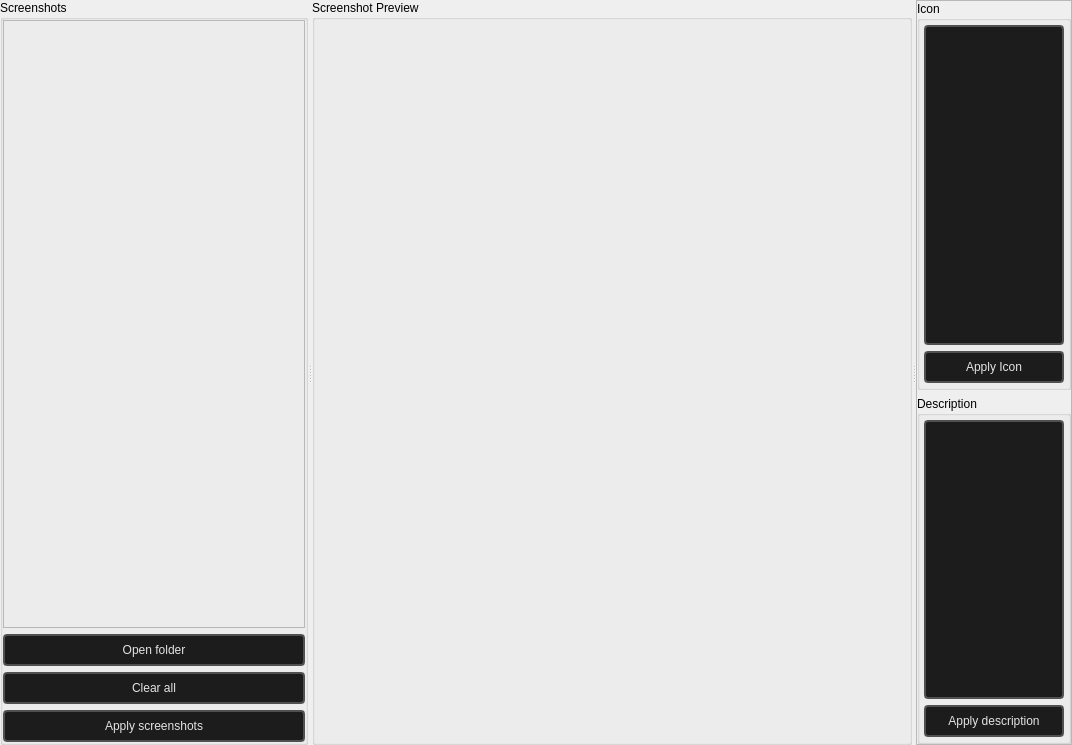
Before: the Qt Designer form loading_editor/loading_editor_mainwindow.ui in dertwist/Hammer5Tools, drawn with Qt 5.
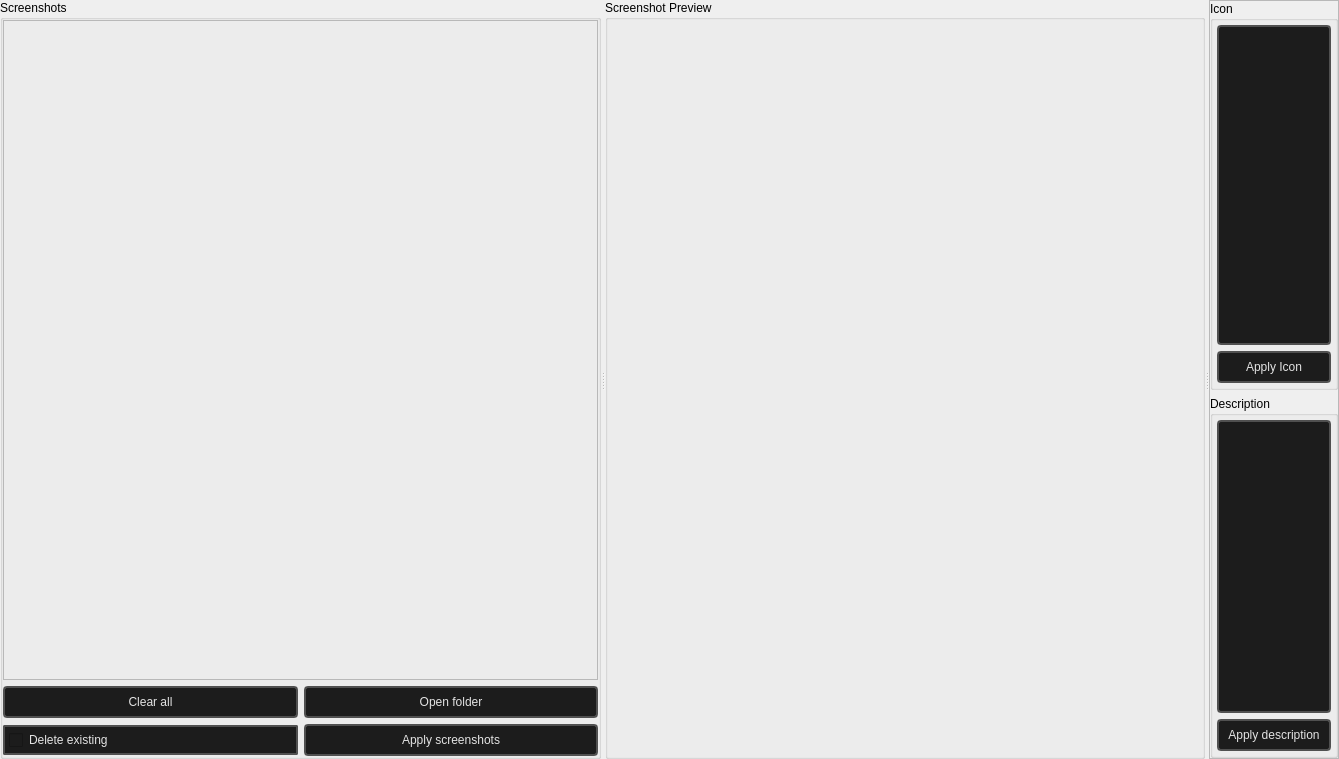
After: the same form once the commit is applied.

Commit message: [Loading Editor] Delete existing button

What changed in the file:
```diff
--- a/loading_editor/loading_editor_mainwindow.ui
+++ b/loading_editor/loading_editor_mainwindow.ui
@@ -6,8 +6,8 @@
    <rect>
     <x>0</x>
     <y>0</y>
-    <width>1072</width>
-    <height>745</height>
+    <width>1339</width>
+    <height>759</height>
    </rect>
   </property>
   <property name="windowTitle">
@@ -91,27 +91,27 @@
         <item>
          <layout class="QVBoxLayout" name="verticalLayout_5">
           <item>
-           <widget class="QPushButton" name="open_folder_button">
-            <property name="minimumSize">
-             <size>
-              <width>0</width>
-              <height>32</height>
-             </size>
-            </property>
-            <property name="toolTip">
-             <string>&lt;!DOCTYPE HTML PUBLIC &quot;-//W3C//DTD HTML 4.0//EN&quot; &quot;http://www.w3.org/TR/REC-html40/strict.dtd&quot;&gt;
+           <layout class="QHBoxLayout" name="horizontalLayout_3">
+            <item>
+             <widget class="QPushButton" name="clear_all_button">
+              <property name="minimumSize">
+               <size>
+                <width>0</width>
+                <height>32</height>
+               </size>
+              </property>
+              <property name="toolTip">
+               <string>&lt;!DOCTYPE HTML PUBLIC &quot;-//W3C//DTD HTML 4.0//EN&quot; &quot;http://www.w3.org/TR/REC-html40/strict.dtd&quot;&gt;
 &lt;html&gt;&lt;head&gt;&lt;meta name=&quot;qrichtext&quot; content=&quot;1&quot; /&gt;&lt;meta charset=&quot;utf-8&quot; /&gt;&lt;style type=&quot;text/css&quot;&gt;
 p, li { white-space: pre-wrap; }
 hr { height: 1px; border-width: 0; }
 li.unchecked::marker { content: &quot;\2610&quot;; }
 li.checked::marker { content: &quot;\2612&quot;; }
 &lt;/style&gt;&lt;/head&gt;&lt;body style=&quot; font-family:'Segoe UI'; font-size:10pt; font-weight:580; font-style:normal;&quot;&gt;
-&lt;p style=&quot; margin-top:12px; margin-bottom:12px; margin-left:0px; margin-right:0px; -qt-block-indent:0; text-indent:0px;&quot;&gt;&lt;span style=&quot; font-size:11pt; font-weight:700;&quot;&gt;Apply images&lt;/span&gt;&lt;/p&gt;
-&lt;p style=&quot; margin-top:12px; margin-bottom:12px; margin-left:0px; margin-right:0px; -qt-block-indent:0; text-indent:0px;&quot;&gt;Applies all images above to the loading screen of the selected addon. &lt;/p&gt;
-&lt;p style=&quot; margin-top:12px; margin-bottom:12px; margin-left:0px; margin-right:0px; -qt-block-indent:0; text-indent:0px;&quot;&gt;Be careful: old images stored in &lt;span style=&quot; font-family:'Courier New';&quot;&gt;game\addons\%addon_name%\panorama\images\map_icons\screenshots\1080p\&lt;/span&gt; will be deleted.&lt;/p&gt;&lt;/body&gt;&lt;/html&gt;</string>
-            </property>
-            <property name="styleSheet">
-             <string notr="true">    QLabel {
+&lt;p style=&quot;-qt-paragraph-type:empty; margin-top:12px; margin-bottom:12px; margin-left:0px; margin-right:0px; -qt-block-indent:0; text-indent:0px;&quot;&gt;&lt;br /&gt;&lt;/p&gt;&lt;/body&gt;&lt;/html&gt;</string>
+              </property>
+              <property name="styleSheet">
+               <string notr="true">    QLabel {
         font-family: Sergo UI;
         color: #9D9D9D;
     }
@@ -143,34 +143,32 @@
         margin-right: 2px;
 
     }</string>
-            </property>
-            <property name="text">
-             <string>Open folder</string>
-            </property>
-           </widget>
-          </item>
-          <item>
-           <widget class="QPushButton" name="clear_all_button">
-            <property name="minimumSize">
-             <size>
-              <width>0</width>
-              <height>32</height>
-             </size>
-            </property>
-            <property name="toolTip">
-             <string>&lt;!DOCTYPE HTML PUBLIC &quot;-//W3C//DTD HTML 4.0//EN&quot; &quot;http://www.w3.org/TR/REC-html40/strict.dtd&quot;&gt;
+              </property>
+              <property name="text">
+               <string>Clear all</string>
+              </property>
+             </widget>
+            </item>
+            <item>
+             <widget class="QPushButton" name="open_folder_button">
+              <property name="minimumSize">
+               <size>
+                <width>0</width>
+                <height>32</height>
+               </size>
+              </property>
+              <property name="toolTip">
+               <string>&lt;!DOCTYPE HTML PUBLIC &quot;-//W3C//DTD HTML 4.0//EN&quot; &quot;http://www.w3.org/TR/REC-html40/strict.dtd&quot;&gt;
 &lt;html&gt;&lt;head&gt;&lt;meta name=&quot;qrichtext&quot; content=&quot;1&quot; /&gt;&lt;meta charset=&quot;utf-8&quot; /&gt;&lt;style type=&quot;text/css&quot;&gt;
 p, li { white-space: pre-wrap; }
 hr { height: 1px; border-width: 0; }
 li.unchecked::marker { content: &quot;\2610&quot;; }
 li.checked::marker { content: &quot;\2612&quot;; }
 &lt;/style&gt;&lt;/head&gt;&lt;body style=&quot; font-family:'Segoe UI'; font-size:10pt; font-weight:580; font-style:normal;&quot;&gt;
-&lt;p style=&quot; margin-top:12px; margin-bottom:12px; margin-left:0px; margin-right:0px; -qt-block-indent:0; text-indent:0px;&quot;&gt;&lt;span style=&quot; font-size:11pt; font-weight:700;&quot;&gt;Apply images&lt;/span&gt;&lt;/p&gt;
-&lt;p style=&quot; margin-top:12px; margin-bottom:12px; margin-left:0px; margin-right:0px; -qt-block-indent:0; text-indent:0px;&quot;&gt;Applies all images above to the loading screen of the selected addon. &lt;/p&gt;
-&lt;p style=&quot; margin-top:12px; margin-bottom:12px; margin-left:0px; margin-right:0px; -qt-block-indent:0; text-indent:0px;&quot;&gt;Be careful: old images stored in &lt;span style=&quot; font-family:'Courier New';&quot;&gt;game\addons\%addon_name%\panorama\images\map_icons\screenshots\1080p\&lt;/span&gt; will be deleted.&lt;/p&gt;&lt;/body&gt;&lt;/html&gt;</string>
-            </property>
-            <property name="styleSheet">
-             <string notr="true">    QLabel {
+&lt;p style=&quot;-qt-paragraph-type:empty; margin-top:12px; margin-bottom:12px; margin-left:0px; margin-right:0px; -qt-block-indent:0; text-indent:0px;&quot;&gt;&lt;br /&gt;&lt;/p&gt;&lt;/body&gt;&lt;/html&gt;</string>
+              </property>
+              <property name="styleSheet">
+               <string notr="true">    QLabel {
         font-family: Sergo UI;
         color: #9D9D9D;
     }
@@ -202,34 +200,69 @@
         margin-right: 2px;
 
     }</string>
-            </property>
-            <property name="text">
-             <string>Clear all</string>
-            </property>
-           </widget>
+              </property>
+              <property name="text">
+               <string>Open folder</string>
+              </property>
+             </widget>
+            </item>
+           </layout>
           </item>
           <item>
-           <widget class="QPushButton" name="apply_screenshots_button">
-            <property name="minimumSize">
-             <size>
-              <width>0</width>
-              <height>32</height>
-             </size>
-            </property>
-            <property name="toolTip">
-             <string>&lt;!DOCTYPE HTML PUBLIC &quot;-//W3C//DTD HTML 4.0//EN&quot; &quot;http://www.w3.org/TR/REC-html40/strict.dtd&quot;&gt;
+           <layout class="QHBoxLayout" name="horizontalLayout_2">
+            <item>
+             <widget class="QCheckBox" name="delete_existings">
+              <property name="styleSheet">
+               <string notr="true">
+    /* QPushButton default and hover styles */
+    QCheckBox {
+
+        font: 580 10pt &quot;Segoe UI&quot;;
+
+        border: 2px solid black;
+        border-radius: 2px;
+        border-color: rgba(80, 80, 80, 255);
+        height:22px;
+        padding-top: 2px;
+        padding-bottom:2px;
+        padding-left: 4px;
+        padding-right: 4px;
+        color: #E3E3E3;
+        background-color: #1C1C1C;
+    }
+    QCheckBox:hover {
+        background-color: #414956;
+        color: white;
+    }
+    QCheckBox:pressed {
+
+    }</string>
+              </property>
+              <property name="text">
+               <string>Delete existing</string>
+              </property>
+             </widget>
+            </item>
+            <item>
+             <widget class="QPushButton" name="apply_screenshots_button">
+              <property name="minimumSize">
+               <size>
+                <width>0</width>
+                <height>32</height>
+               </size>
+              </property>
+              <property name="toolTip">
+               <string>&lt;!DOCTYPE HTML PUBLIC &quot;-//W3C//DTD HTML 4.0//EN&quot; &quot;http://www.w3.org/TR/REC-html40/strict.dtd&quot;&gt;
 &lt;html&gt;&lt;head&gt;&lt;meta name=&quot;qrichtext&quot; content=&quot;1&quot; /&gt;&lt;meta charset=&quot;utf-8&quot; /&gt;&lt;style type=&quot;text/css&quot;&gt;
 p, li { white-space: pre-wrap; }
 hr { height: 1px; border-width: 0; }
 li.unchecked::marker { content: &quot;\2610&quot;; }
 li.checked::marker { content: &quot;\2612&quot;; }
 &lt;/style&gt;&lt;/head&gt;&lt;body style=&quot; font-family:'Segoe UI'; font-size:10pt; font-weight:580; font-style:normal;&quot;&gt;
-&lt;p style=&quot; margin-top:12px; margin-bottom:12px; margin-left:0px; margin-right:0px; -qt-block-indent:0; text-indent:0px;&quot;&gt;&lt;span style=&quot; font-size:11pt; font-weight:700;&quot;&gt;Apply images&lt;/span&gt;&lt;/p&gt;
-&lt;p style=&quot; margin-top:12px; margin-bottom:12px; margin-left:0px; margin-right:0px; -qt-block-indent:0; text-indent:0px;&quot;&gt;Applies all images above to the loading screen of the selected addon. &lt;/p&gt;
-&lt;p style=&quot; margin-top:12px; margin-bottom:12px; margin-left:0px; margin-right:0px; -qt-block-indent:0; text-indent:0px;&quot;&gt;Be careful: old images stored in &lt;span style=&quot; font-family:'Courier New';&quot;&gt;game\addons\%addon_name%\panorama\images\map_icons\screenshots\1080p\&lt;/span&gt; will be deleted.&lt;/p&gt;&lt;/body&gt;&lt;/html&gt;</string>
-            </property>
-            <property name="styleSheet">
-             <string notr="true">    QLabel {
+&lt;p style=&quot;-qt-paragraph-type:empty; margin-top:12px; margin-bottom:12px; margin-left:0px; margin-right:0px; -qt-block-indent:0; text-indent:0px;&quot;&gt;&lt;br /&gt;&lt;/p&gt;&lt;/body&gt;&lt;/html&gt;</string>
+              </property>
+              <property name="styleSheet">
+               <string notr="true">    QLabel {
         font-family: Sergo UI;
         color: #9D9D9D;
     }
@@ -261,11 +294,13 @@
         margin-right: 2px;
 
     }</string>
-            </property>
-            <property name="text">
-             <string>Apply screenshots</string>
-            </property>
-           </widget>
+              </property>
+              <property name="text">
+               <string>Apply screenshots</string>
+              </property>
+             </widget>
+            </item>
+           </layout>
           </item>
          </layout>
         </item>
```
Left out of the diff: 16 changed lines with no effect on the pictures. The commit also changes 3 other files.
